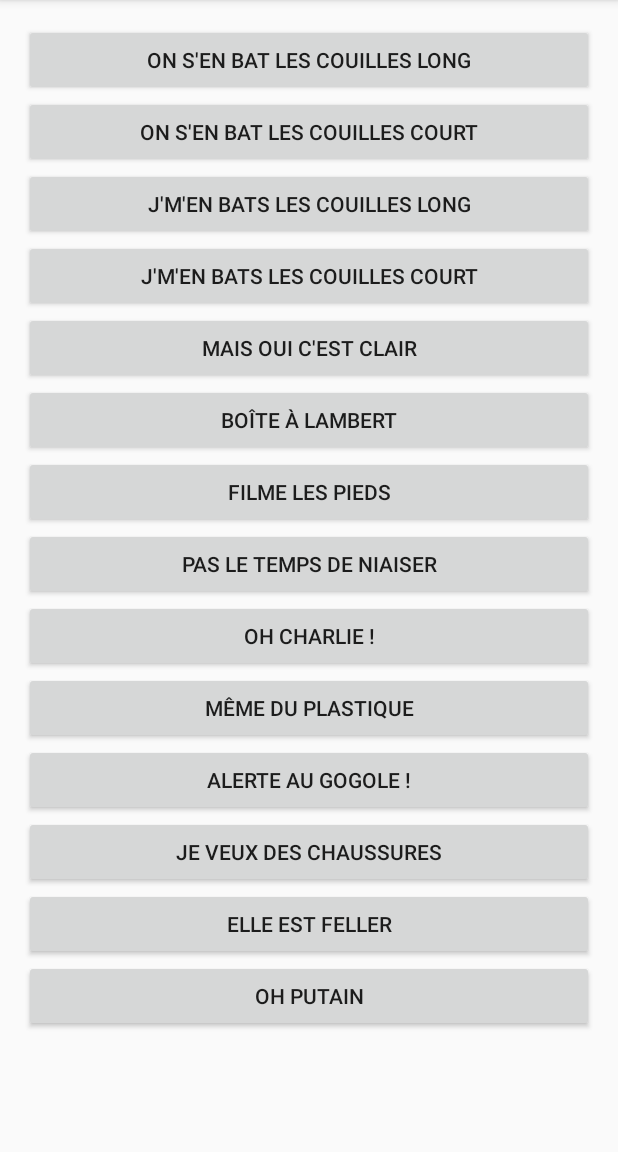
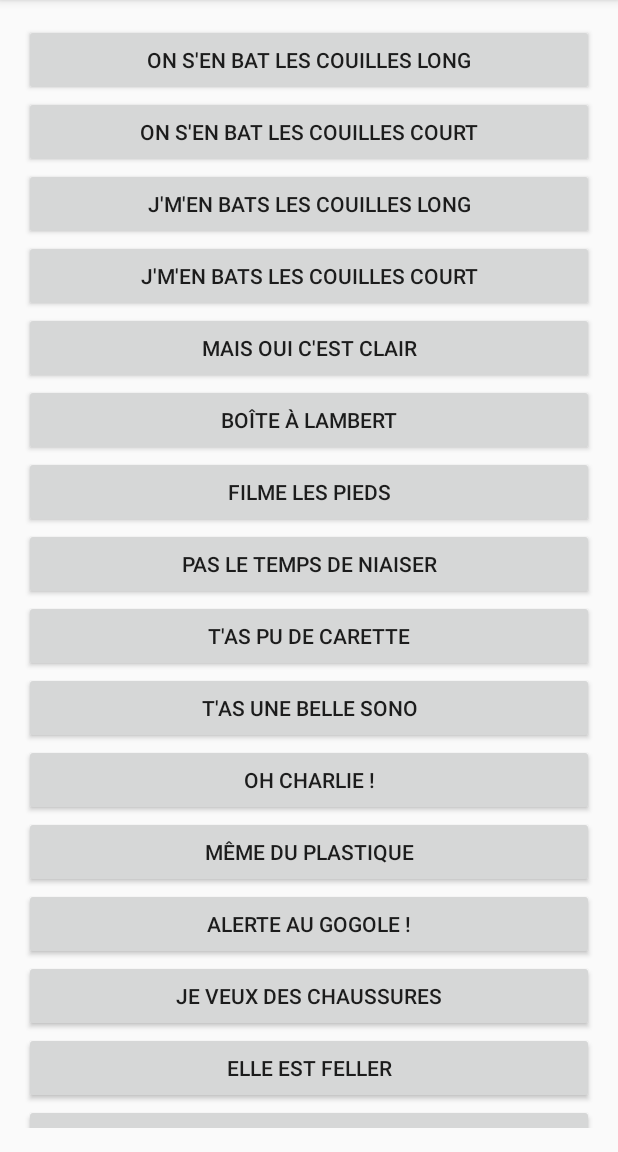
Before and after one commit to MatthieuCotton/SoundBox, an Android app: the screen it shows after launch (MainActivity), on a phone screen of 412 x 824 dp, the part 84-1236 px from its top. Run offline under Robolectric (Android 15) with nearby library versions, the phone set to English and light mode, and no system bars.

Commit message:
Ajout BelleSono, PuDeCarette, VosGrossesBites

```diff
--- a/app/src/main/java/com/orange/matthieu/soudbox/MainActivity.java
+++ b/app/src/main/java/com/orange/matthieu/soudbox/MainActivity.java
@@ -104,7 +104,6 @@ public class MainActivity extends AppCompatActivity implements View.OnClickListe
                 mMediaPlayer = MediaPlayer.create(this, R.raw.chaussures);
                 mMediaPlayer.start();
                 break;
-
             case R.id.feller:
                 mMediaPlayer = MediaPlayer.create(this, R.raw.feller);
                 mMediaPlayer.start();
@@ -113,7 +112,18 @@ public class MainActivity extends AppCompatActivity implements View.OnClickListe
                 mMediaPlayer = MediaPlayer.create(this, R.raw.ohputain);
                 mMediaPlayer.start();
                 break;
-
+            case R.id.belleSono:
+                mMediaPlayer = MediaPlayer.create(this, R.raw.bellesono);
+                mMediaPlayer.start();
+                break;
+            case R.id.puDeCarette:
+                mMediaPlayer = MediaPlayer.create(this, R.raw.pu_de_carette);
+                mMediaPlayer.start();
+                break;
+            case R.id.grossesBites:
+                mMediaPlayer = MediaPlayer.create(this, R.raw.vos_grosses_bites);
+                mMediaPlayer.start();
+                break;
         }
 
     }
@@ -134,6 +144,9 @@ public class MainActivity extends AppCompatActivity implements View.OnClickListe
         Button btnChaussures;
         Button btnOhPutain;
         Button btnFeller;
+        Button btnGrossesBites;
+        Button btnCarette;
+        Button btnSono;
 
         btnOnSenBatLesCouillesCourt = (Button) findViewById(R.id.onSenBatLesCouillesCourt);
         btnMalou = (Button) findViewById(R.id.Malou);
@@ -149,6 +162,9 @@ public class MainActivity extends AppCompatActivity implements View.OnClickListe
         btnChaussures = (Button) findViewById(R.id.chaussures);
         btnOhPutain = (Button) findViewById(R.id.ohPutain);
         btnFeller = (Button) findViewById(R.id.feller);
+        btnGrossesBites = (Button) findViewById(R.id.grossesBites);
+        btnCarette = (Button) findViewById(R.id.puDeCarette);
+        btnSono = (Button) findViewById(R.id.belleSono);
 
 
         btnOnSenBatLesCouillesCourt.setOnClickListener(this);
@@ -165,6 +181,9 @@ public class MainActivity extends AppCompatActivity implements View.OnClickListe
         btnChaussures.setOnClickListener(this);
         btnOhPutain.setOnClickListener(this);
         btnFeller.setOnClickListener(this);
+        btnCarette.setOnClickListener(this);
+        btnSono.setOnClickListener(this);
+        btnGrossesBites.setOnClickListener(this);
     }
 
 }
--- a/app/src/main/res/layout/content_main.xml
+++ b/app/src/main/res/layout/content_main.xml
@@ -75,6 +75,19 @@
             <Button
                 android:layout_width="match_parent"
                 android:layout_height="wrap_content"
+                android:text="@string/puDeCarette"
+                android:id="@+id/puDeCarette"
+                android:layout_gravity="center_horizontal" />
+
+            <Button
+                android:layout_width="match_parent"
+                android:layout_height="wrap_content"
+                android:text="@string/belleSono"
+                android:id="@+id/belleSono" />
+
+            <Button
+                android:layout_width="match_parent"
+                android:layout_height="wrap_content"
                 android:text="@string/charlie"
                 android:id="@+id/charlie" />
 
@@ -108,6 +121,13 @@
                 android:text="@string/ohPutain"
                 android:id="@+id/ohPutain"/>
 
+            <Button
+                android:layout_width="match_parent"
+                android:layout_height="wrap_content"
+                android:text="@string/grossesBites"
+                android:id="@+id/grossesBites"
+                android:layout_gravity="center_horizontal" />
+
         </LinearLayout>
 
 
--- a/app/src/main/res/values/strings.xml
+++ b/app/src/main/res/values/strings.xml
@@ -15,5 +15,8 @@
     <string name="plastique">Même du plastique</string>
     <string name="ohPutain">Oh putain</string>
     <string name="feller">Elle est feller</string>
+    <string name="grossesBites">Avec vos grosses bites !</string>
+    <string name="puDeCarette">T\'as pu de carette</string>
+    <string name="belleSono">T\'as une belle sono</string>
 
 </resources>
```
Also changed, not shown: 3 other files.
